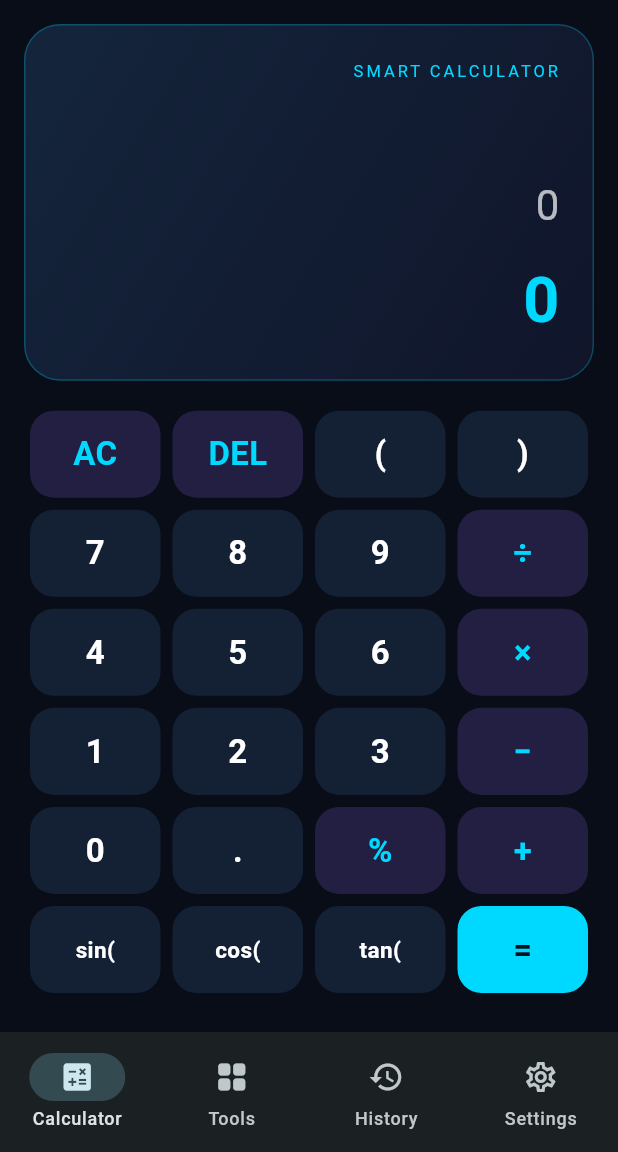
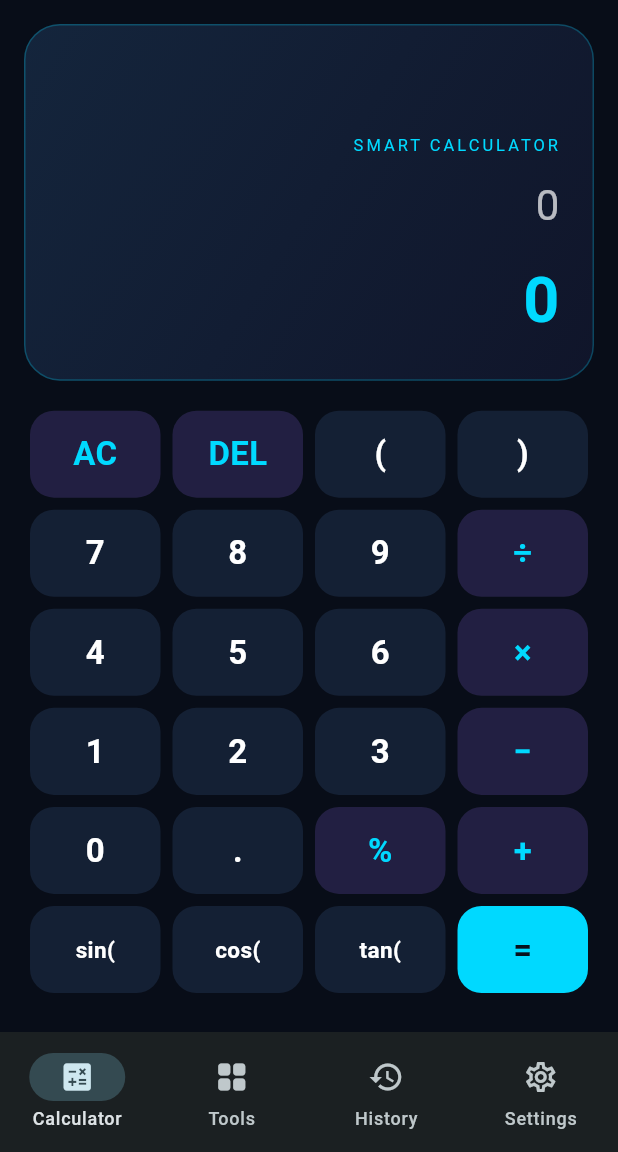
Before and after one commit to kwinmin441-oss/novacalc, a Flutter app: the screen it shows after launch, on a phone screen of 412 x 824 dp, the part 84-1236 px from its top. Run offline on Flutter 3.47's test engine with Material 3 defaults, Android fonts, the phone set to English and light mode, and no system bars; our stand-ins replace google_mobile_ads, math_expressions, shared_preferences; network calls fail.

Commit message:
Update main.dart

```diff
--- a/lib/main.dart
+++ b/lib/main.dart
@@ -253,51 +253,61 @@ final value = parsed.evaluate(EvaluationType.REAL, ContextModel()) as num;
       padding: const EdgeInsets.all(16),
       child: Column(
         children: [
+
 Expanded(
   flex: 3,
-            child: Container(
+  child: LayoutBuilder(
+    builder: (context, constraints) {
+      final compact = constraints.maxHeight < 160;
+
+      return Container(
         width: double.infinity,
-              padding: const EdgeInsets.all(22),
+        padding: EdgeInsets.all(compact ? 8 : 22),
         decoration: BoxDecoration(
           borderRadius: BorderRadius.circular(24),
           gradient: const LinearGradient(
-                  colors: [Color(0xFF14253C), Color(0xFF10152A)],
+            colors: [
+              Color(0xFF14253C),
+              Color(0xFF10152A),
+            ],
             begin: Alignment.topLeft,
             end: Alignment.bottomRight,
           ),
-                border: Border.all(color: neon.withValues(alpha: 0.25)),
+          border: Border.all(
+            color: neon.withValues(alpha: 0.25),
+          ),
         ),
         child: Column(
           crossAxisAlignment: CrossAxisAlignment.end,
           mainAxisAlignment: MainAxisAlignment.end,
           children: [
-                  const Text(
+            Text(
               'SMART CALCULATOR',
               style: TextStyle(
                 color: neon,
-                      fontSize: 11,
-                      letterSpacing: 2,
+                fontSize: compact ? 9 : 11,
+                letterSpacing: compact ? 1 : 2,
               ),
             ),
-                  const Spacer(),
+            SizedBox(height: compact ? 4 : 12),
             SingleChildScrollView(
               scrollDirection: Axis.horizontal,
               reverse: true,
               child: Text(
                 _expression.isEmpty ? '0' : _expression,
-                      style: const TextStyle(
-                        fontSize: 28,
+                style: TextStyle(
+                  fontSize: compact ? 18 : 28,
                   color: Colors.white70,
                 ),
               ),
             ),
-                  const SizedBox(height: 14),
+            SizedBox(height: compact ? 4 : 14),
             FittedBox(
               fit: BoxFit.scaleDown,
               child: Text(
                 _result,
-                      style: const TextStyle(
-                        fontSize: 42,
+                style: TextStyle(
+                  fontSize: compact ? 28 : 42,
                   fontWeight: FontWeight.bold,
                   color: neon,
                 ),
@@ -305,8 +315,11 @@ final value = parsed.evaluate(EvaluationType.REAL, ContextModel()) as num;
             ),
           ],
         ),
+      );
+    },
   ),
 ),
+
           const SizedBox(height: 16),
           Expanded(
             flex: 5,
```
Lines whose indentation alone changed are shown as unchanged.
